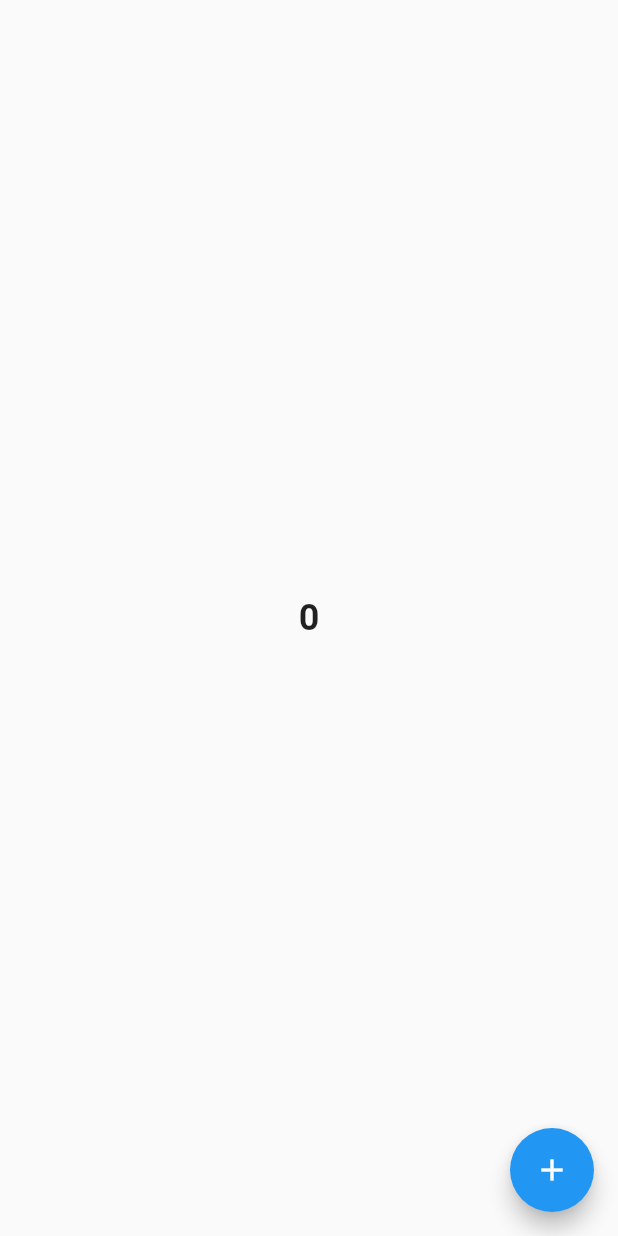
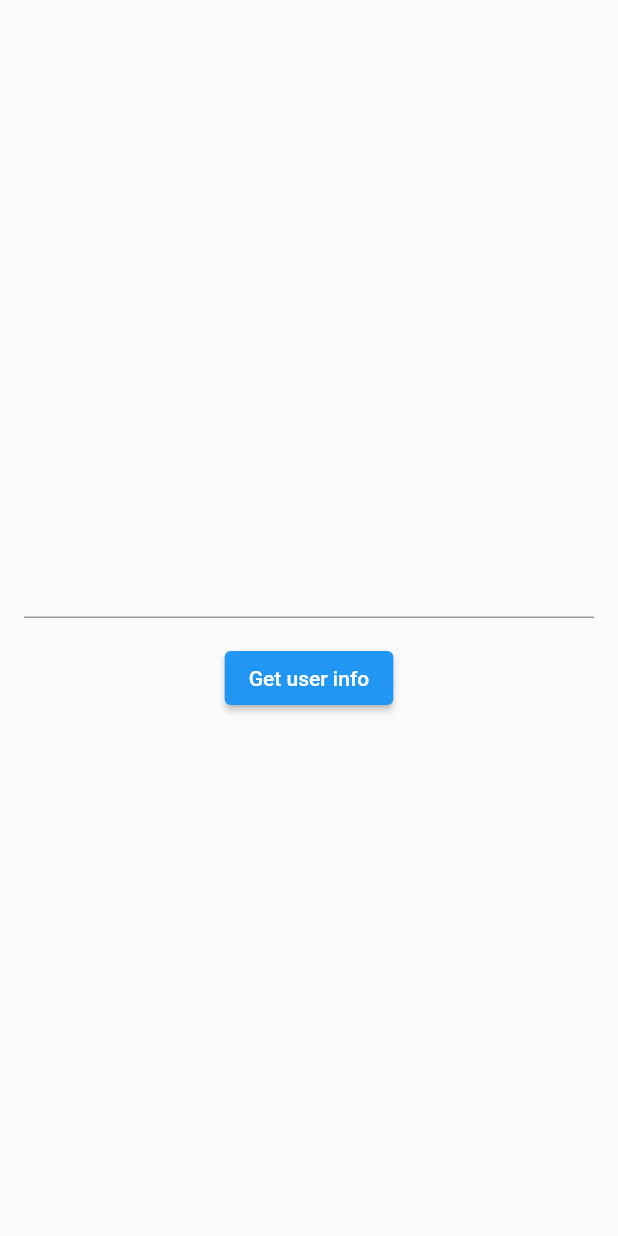
Before and after one commit to Youngwuk/TonyFlutterTest, a Flutter app: the screen it shows after launch, after a tap on "RiverPod Step1", on a phone screen of 412 x 824 dp. Run offline on Flutter 3.47's test engine with Material 2 defaults, Android fonts, the light colour scheme and no system bars; our stand-ins replace dio, flutter_riverpod, freezed_annotation.

Commit message:
RiverPod step3 추가. 예제 가져왔는데 정상 동작 안함

```diff
--- /dev/null
+++ b/lib/RiverPodStateNotifier/RiverpodDemo.dart
@@ -0,0 +1,48 @@
+import 'package:flutter/cupertino.dart';
+import 'package:flutter/material.dart';
+import 'package:flutter_riverpod/flutter_riverpod.dart';
+import 'package:tony_flutter_test/RiverPodStateNotifier/providers.dart';
+
+import 'widgets/home_page_error.dart';
+import 'widgets/home_page_initial.dart';
+import 'widgets/home_page_loaded.dart';
+import 'widgets/home_page_loading.dart';
+
+class RiverpodDemo extends StatelessWidget {
+  const RiverpodDemo({Key? key}) : super(key: key);
+
+  @override
+  Widget build(BuildContext context) {
+    return MaterialApp(
+      title: 'Flutter Riverpod StateNotifier',
+      theme: ThemeData(
+        primarySwatch: Colors.blue,
+        visualDensity: VisualDensity.adaptivePlatformDensity
+      ),
+      home: HomePage(),
+    );
+
+  }
+}
+
+class HomePage extends StatelessWidget {
+  const HomePage({Key? key}) : super(key: key);
+
+  @override
+  Widget build(BuildContext context) {
+    return Scaffold(
+      body: Consumer(
+        builder: (context, watch, child) {
+          final state = watch(userNotifierProvider.notifier).state;
+
+          return state.when(
+            () => HomePageInitial(),
+            loading: () => HomePageLoading(),
+            loaded: (userInfo) => HomePageLoaded(user: userInfo),
+            error: (message) => HomePageError(message: message),
+          );
+        },
+      ),
+    );
+  }
+}
--- /dev/null
+++ b/lib/RiverPodStateNotifier/application/state/user_state.dart
@@ -0,0 +1,12 @@
+import 'package:freezed_annotation/freezed_annotation.dart';
+import 'package:tony_flutter_test/RiverPodStateNotifier/model/user.dart';
+
+part 'user_state.freezed.dart';
+
+@freezed
+abstract class UserState with _$UserState {
+  const factory UserState() = Initial;
+  const factory UserState.loading() = Loading;
+  const factory UserState.loaded(User user) = UserData;
+  const factory UserState.error(String message) = Error;
+}
--- /dev/null
+++ b/lib/RiverPodStateNotifier/model/user.dart
@@ -0,0 +1,21 @@
+import 'dart:convert';
+
+import 'package:json_annotation/json_annotation.dart';
+
+import 'user_data.dart';
+
+part 'user.g.dart';
+
+@JsonSerializable()
+class User {
+  User({required this.data,});
+
+  UserData data;
+
+  factory User.fromRawJson(String str) => User.fromJson(json.decode(str));
+
+  factory User.fromJson(Map<String, dynamic> json) => User (
+    data: UserData.fromJson(json["data"]),
+  );
+
+}
--- /dev/null
+++ b/lib/RiverPodStateNotifier/providers.dart
@@ -0,0 +1,16 @@
+import 'package:flutter_riverpod/flutter_riverpod.dart';
+import 'package:tony_flutter_test/RiverPodStateNotifier/application/notifier/user_notifier.dart';
+import 'package:tony_flutter_test/RiverPodStateNotifier/utils/UserClient.dart';
+
+final userClientProvider = Provider<UserClient>((ref) => UserClient());
+
+final userNotifierProvider = StateNotifierProvider(
+    (ref) => UserNotifier(ref.watch(userClientProvider)),
+);
+
+final counterProvider = StateNotifierProvider((ref) => Counter());
+
+class Counter extends StateNotifier<int> {
+  Counter(): super(0);
+  void increment() => state++;
+}
--- /dev/null
+++ b/lib/RiverPodStateNotifier/utils/UserClient.dart
@@ -0,0 +1,27 @@
+import 'package:dio/dio.dart';
+import 'package:tony_flutter_test/RiverPodStateNotifier/model/user.dart';
+
+class UserClient {
+  late Dio _dio;
+
+  Future<User?> fetchUserInfo(String userId) async {
+    BaseOptions options = BaseOptions(
+      baseUrl: 'https://regres.in/api/',
+      connectTimeout: 5000,
+      receiveTimeout: 3000,
+      headers: {
+        "Content-Type": 'application/json'
+      }
+    );
+
+    _dio = Dio(options);
+
+    Response response = await _dio.get('/user/$userId');
+
+    if (response.statusCode == 200) {
+      User user = User.fromJson(response.data);
+      return user;
+    }
+    return null;
+  }
+}
--- /dev/null
+++ b/lib/RiverPodStateNotifier/widgets/home_page_initial.dart
@@ -0,0 +1,30 @@
+import 'package:flutter/material.dart';
+import 'package:flutter_riverpod/flutter_riverpod.dart';
+import 'package:tony_flutter_test/RiverPodStateNotifier/providers.dart';
+
+class HomePageInitial extends StatelessWidget {
+  final TextEditingController _userIdController = TextEditingController();
+
+  @override
+  Widget build(BuildContext context) {
+    return Center(
+      child: Column(
+        mainAxisAlignment: MainAxisAlignment.center,
+        children: [
+          Padding(
+            padding: const EdgeInsets.all(16.0),
+            child: TextField(
+              controller: _userIdController,
+            ),
+          ),
+          ElevatedButton(
+            onPressed: () {
+              context.read(userNotifierProvider).getUserInfo(_userIdController.text);
+            },
+            child: Text('Get user info'),
+          ),
+        ],
+      ),
+    );
+  }
+}
--- /dev/null
+++ b/lib/RiverPodStateNotifier/widgets/home_page_loaded.dart
@@ -0,0 +1,43 @@
+import 'package:flutter/material.dart';
+import 'package:flutter_riverpod/flutter_riverpod.dart';
+import 'package:tony_flutter_test/RiverPodStateNotifier/model/user.dart';
+import 'package:tony_flutter_test/RiverPodStateNotifier/providers.dart';
+import 'package:tony_flutter_test/RiverPodStateNotifier/widgets/styled_text.dart';
+
+class HomePageLoaded extends StatelessWidget {
+  final User user;
+  final TextEditingController _userIdController = TextEditingController();
+
+  HomePageLoaded({required this.user});
+
+  @override
+  Widget build(BuildContext context) {
+    return Center(
+      child: Padding(
+        padding: const EdgeInsets.all(16.0),
+        child: Column(
+          mainAxisAlignment: MainAxisAlignment.center,
+          crossAxisAlignment: CrossAxisAlignment.start,
+          children: [
+            Image.network(user.data.avatar),
+            StyledText('NAME: ${user.data.firstName} ${user.data.lastName}'),
+            StyledText('EMAIL: ${user.data.email}'),
+            StyledText('ID: ${user.data.id}'),
+            TextField(
+              controller: _userIdController,
+            ),
+            SizedBox(height: 16.0),
+            ElevatedButton(
+              onPressed: () {
+                context
+                    .read(userNotifierProvider)
+                    .getUserInfo(_userIdController.text);
+              },
+              child: Text('Get user info'),
+            ),
+          ],
+        ),
+      ),
+    );
+  }
+}
--- a/lib/main.dart
+++ b/lib/main.dart
@@ -1,5 +1,6 @@
 import 'package:flutter/material.dart';
 import 'package:flutter_riverpod/flutter_riverpod.dart';
+import 'package:tony_flutter_test/RiverPodStateNotifier/RiverpodDemo.dart';
 import 'package:tony_flutter_test/river_pod_step1.dart';
 
 import 'canvas_test_demo.dart';
@@ -17,7 +18,7 @@ class Demo {
 }
 
 Demo canvasDemo = Demo('Canvas Demo', '/canvasTest', (context) => CanvasTestDemo());
-Demo riverPodDemo = Demo('RiverPod Step1', '/riverPodStep1', (context) => RiverPodStep2());
+Demo riverPodDemo = Demo('RiverPod Step1', '/riverPodStep1', (context) => RiverpodDemo());
 
 var demos = [
   canvasDemo,
```
Also changed, not shown: lib/RiverPodStateNotifier/application/notifier/user_notifier.dart (added, +20 -0 lines), lib/RiverPodStateNotifier/model/user_data.dart (added, +33 -0 lines), lib/RiverPodStateNotifier/widgets/home_page_error.dart (added, +39 -0 lines), lib/RiverPodStateNotifier/widgets/home_page_loading.dart (added, +10 -0 lines), lib/RiverPodStateNotifier/widgets/styled_text.dart (added, +21 -0 lines), lib/river_pod_step1.dart (+48 -1 lines), pubspec.yaml (+8 -0 lines), lib/RiverPodStateNotifier/application/state/user_state.freezed.dart (added), lib/RiverPodStateNotifier/model/user.g.dart (added), lib/RiverPodStateNotifier/model/user_data.g.dart (added), pubspec.lock.
